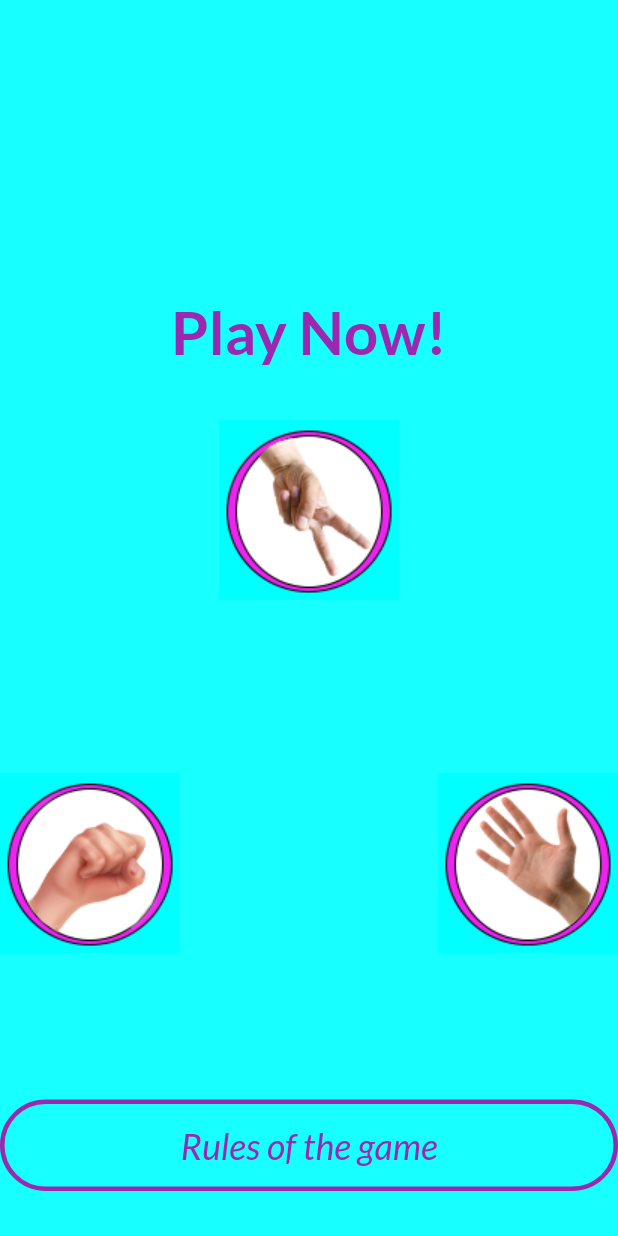
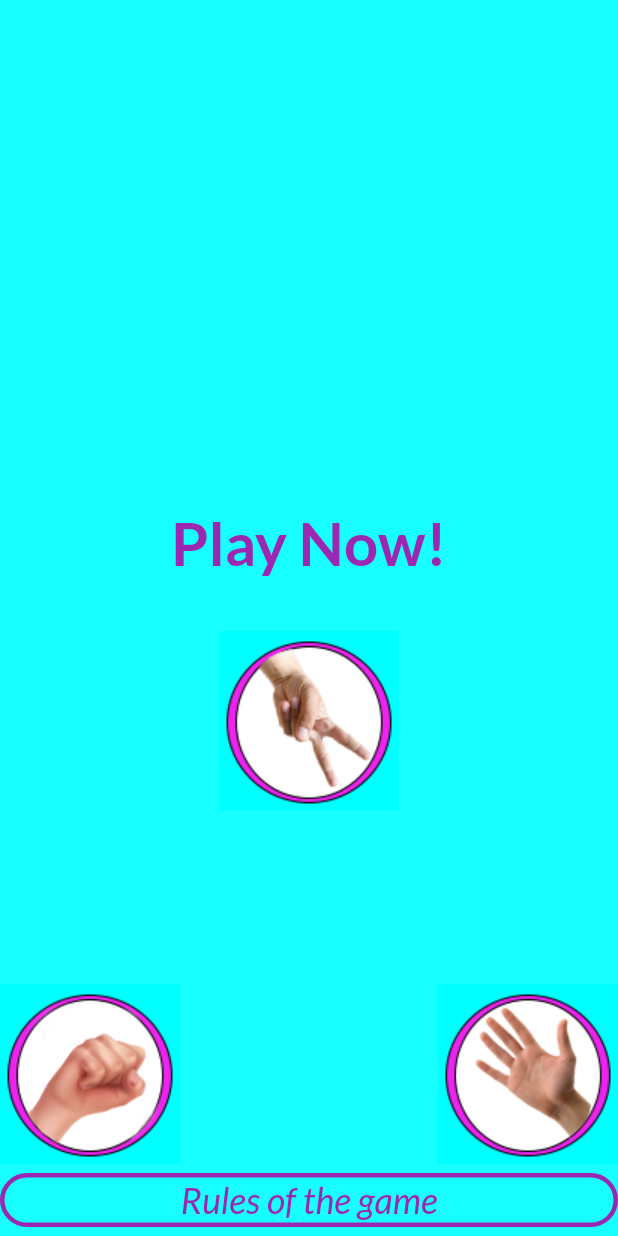
Before and after one commit to samirreaz/air_mail, a Flutter app: the GameFunction screen opened directly, on a phone screen of 412 x 824 dp. Run offline on Flutter 3.47's test engine with Material 2 defaults, Android fonts, the phone set to English and light mode, and no system bars; our stand-ins replace emoji_picker_flutter, image_picker.

Commit message:
modify the position

```diff
--- a/lib/Games/Rock_Paper_Scissor/game_function.dart
+++ b/lib/Games/Rock_Paper_Scissor/game_function.dart
@@ -33,7 +33,8 @@ class _GameFunctionState extends State<GameFunction> {
         children: [
           Spacer(),
           Container(
-            padding: EdgeInsets.only(top: 100),
+            padding:
+                EdgeInsets.only(top: MediaQuery.of(context).size.height * 0.1),
             child: hasChosen
                 ? Column(
                     children: [
@@ -44,7 +45,7 @@ class _GameFunctionState extends State<GameFunction> {
                             children: [
                               userPicked,
                               SizedBox(
-                                height: 10,
+                                height: MediaQuery.of(context).size.height / 20,
                               ),
                               Text(
                                 "You picked",
@@ -62,7 +63,7 @@ class _GameFunctionState extends State<GameFunction> {
                             children: [
                               compPicked,
                               SizedBox(
-                                height: 10,
+                                height: MediaQuery.of(context).size.height / 20,
                               ),
                               Text(
                                 'Computer picked',
@@ -87,7 +88,9 @@ class _GameFunctionState extends State<GameFunction> {
                       //   height: MediaQuery.of(context).size.height * 0.2,
                       // ),
                       Container(
-                        padding: EdgeInsets.only(top: 140),
+                        // alignment: Alignment.center,
+                        padding: EdgeInsets.only(
+                            top: MediaQuery.of(context).size.height * 0.08),
                         width: double.infinity,
                         child: RawMaterialButton(
                           onPressed: () {
@@ -98,7 +101,7 @@ class _GameFunctionState extends State<GameFunction> {
                             );
                             print(hasChosen);
                           },
-                          padding: EdgeInsets.all(16.0),
+                          // padding: EdgeInsets.all(16.0),
                           shape: StadiumBorder(
                             side: BorderSide(color: Colors.purple, width: 3),
                           ),
@@ -165,15 +168,15 @@ class _GameFunctionState extends State<GameFunction> {
                     ],
                   ),
           ),
-          Spacer(),
           Container(
+            // alignment: Alignment.center,
             width: double.infinity,
             child: RawMaterialButton(
               onPressed: () {
                 Navigator.push(context,
                     MaterialPageRoute(builder: (context) => HowToPlay()));
               },
-              padding: EdgeInsets.all(16.0),
+              // padding: EdgeInsets.all(16.0),
               shape: StadiumBorder(
                 side: BorderSide(color: Colors.purple, width: 3),
               ),
@@ -183,9 +186,6 @@ class _GameFunctionState extends State<GameFunction> {
               ),
             ),
           ),
-          SizedBox(
-            height: 30,
-          )
         ],
       ),
     );
```
